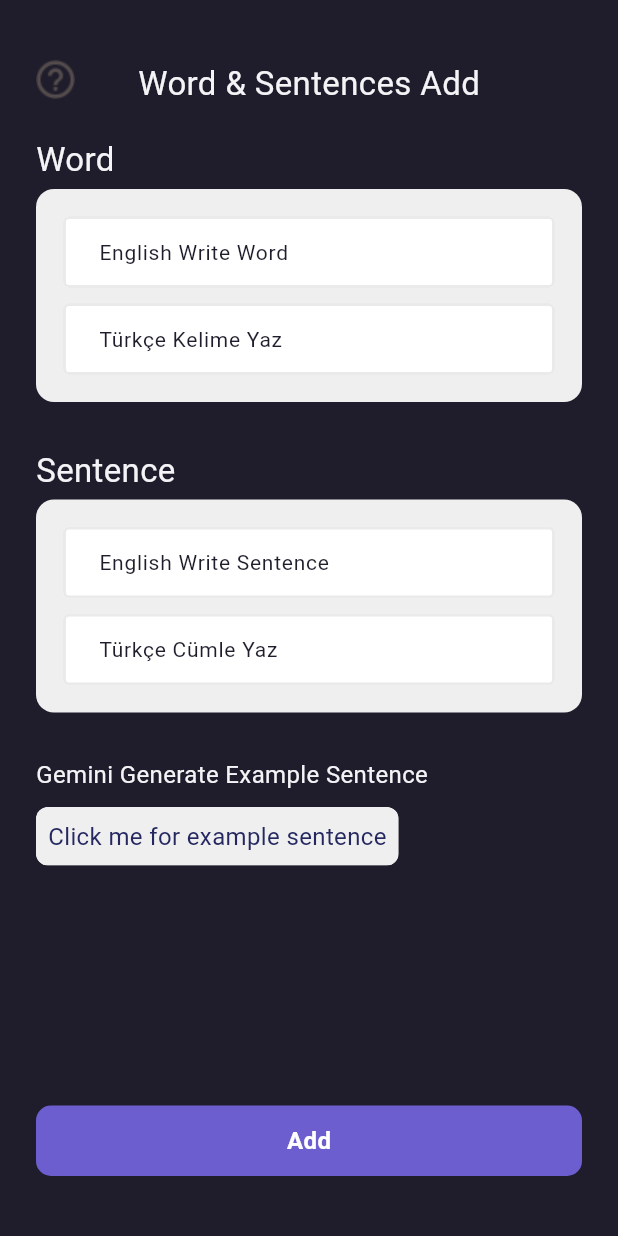
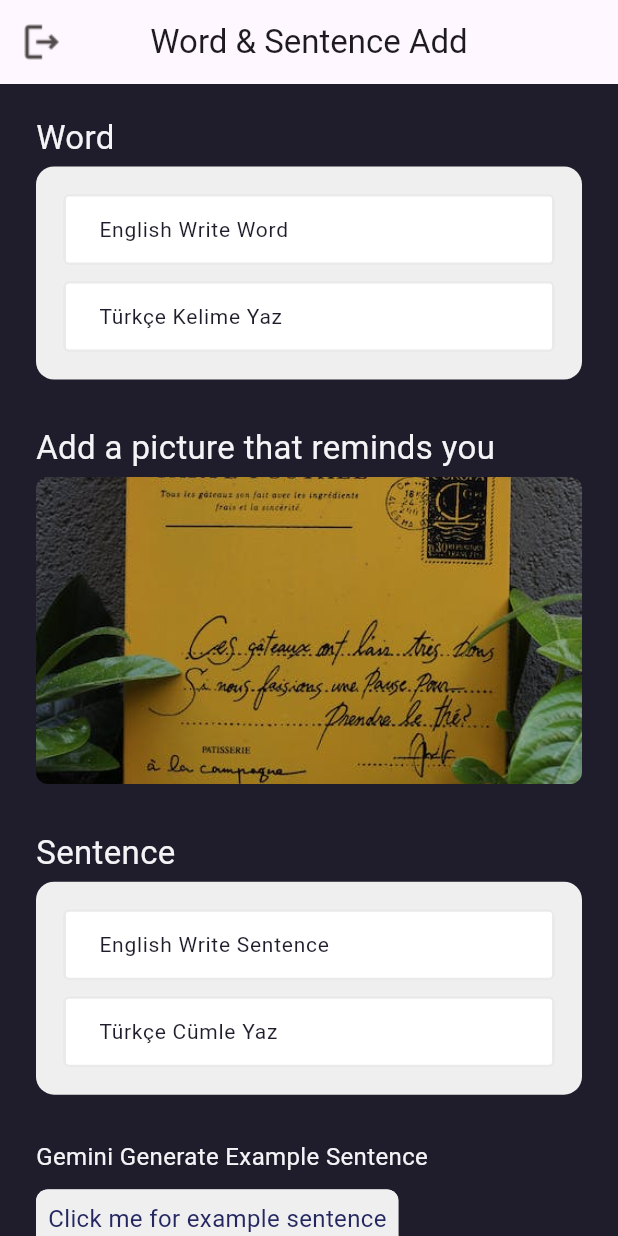
Before and after one commit to DargaHasanBasri/words_power, a Flutter app: the WordSentenceAddPage screen opened directly, on a phone screen of 412 x 824 dp. Run offline on Flutter 3.47's test engine with Material 3 defaults, Android fonts, the phone set to English and light mode, and no system bars; our stand-ins replace cached_network_image, cloud_firestore, firebase_auth, firebase_core, flutter_speed_dial; accounts and stored records are empty.

Commit message:
Add image add area

```diff
--- a/lib/ui/pages/word_sentence_add/word_sentence_add_page.dart
+++ b/lib/ui/pages/word_sentence_add/word_sentence_add_page.dart
@@ -30,31 +30,21 @@ class _WordSentenceAddPageState extends BaseStatefulState<WordSentenceAddPage> {
   Widget build(BuildContext context) {
     return Scaffold(
       backgroundColor: CustomColors.backgroundColor,
+      appBar: AppBar(
+        leading: IconButton(
+          icon: Image.asset("images/ic_log_out.png"),
+          onPressed: () => Navigator.of(context).pop(),
+        ),
+        title: const Text("Word & Sentence Add"),
+        centerTitle: true,
+      ),
       body: SafeArea(
         child: Padding(
-          padding: const EdgeInsets.symmetric(vertical: 40, horizontal: 24),
+          padding: const EdgeInsets.symmetric(horizontal: 24),
+          child: SingleChildScrollView(
             child: Column(
               crossAxisAlignment: CrossAxisAlignment.start,
               children: [
-              Stack(
-                children: [
-                  GestureDetector(
-                    onTap: () => Navigator.of(context).pop(),
-                    child: Image.asset(
-                      "images/ic_about.png",
-                    ),
-                  ),
-                  Center(
-                    child: Text(
-                      "Word & Sentences Add",
-                      style: TextStyle(
-                        color: CustomColors.whiteSmoke,
-                        fontSize: 22,
-                      ),
-                    ),
-                  ),
-                ],
-              ),
                 const SizedBox(height: 20),
                 Text(
                   "Word",
@@ -71,6 +61,29 @@ class _WordSentenceAddPageState extends BaseStatefulState<WordSentenceAddPage> {
                   writeTurkish: vm.wordWriteTurkish,
                   titleEnglish: "English Write Word",
                   titleTurkish: "Türkçe Kelime Yaz",
+                ),
+                const SizedBox(height: 30),
+                Text(
+                  "Add a picture that reminds you",
+                  style: TextStyle(
+                    color: CustomColors.whiteSmoke,
+                    fontSize: 22,
+                  ),
+                ),
+                const SizedBox(height: 4),
+                AspectRatio(
+                  aspectRatio: 16 / 9,
+                  child: Container(
+                    decoration: BoxDecoration(
+                      borderRadius: BorderRadius.circular(8),
+                      image: const DecorationImage(
+                        image: AssetImage(
+                          "images/bookmark_test.png",
+                        ),
+                        fit: BoxFit.cover,
+                      ),
+                    ),
+                  ),
                 ),
                 const SizedBox(height: 30),
                 Text(
@@ -101,13 +114,15 @@ class _WordSentenceAddPageState extends BaseStatefulState<WordSentenceAddPage> {
                   padding: const EdgeInsets.symmetric(vertical: 10),
                   child: _buildGenerateGemini(),
                 ),
-              const Spacer(),
+                const SizedBox(height: 30),
                 CustomButton(
                   onClick: () {},
                   title: "Add",
                   borderRadius: 10,
                 ),
+                const SizedBox(height: 20),
               ],
+            ),
           ),
         ),
       ),
```
Lines whose indentation alone changed are shown as unchanged.
